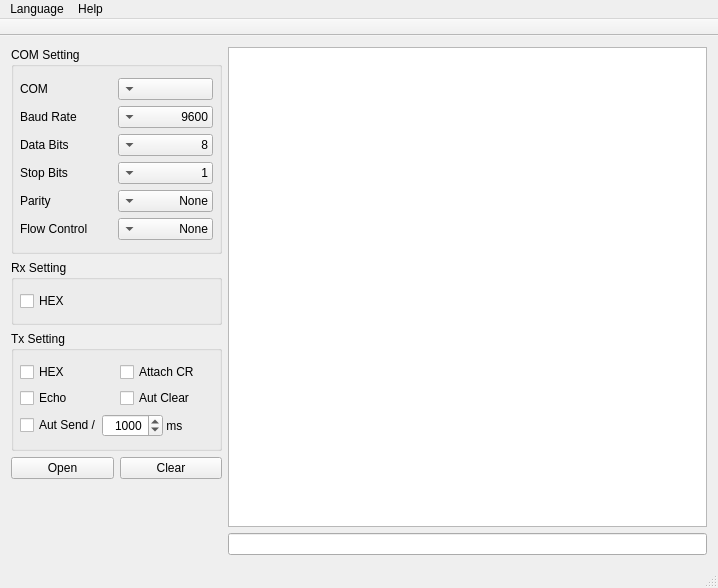
Qt form loserial.ui (long568/LoSerial) before a commit.
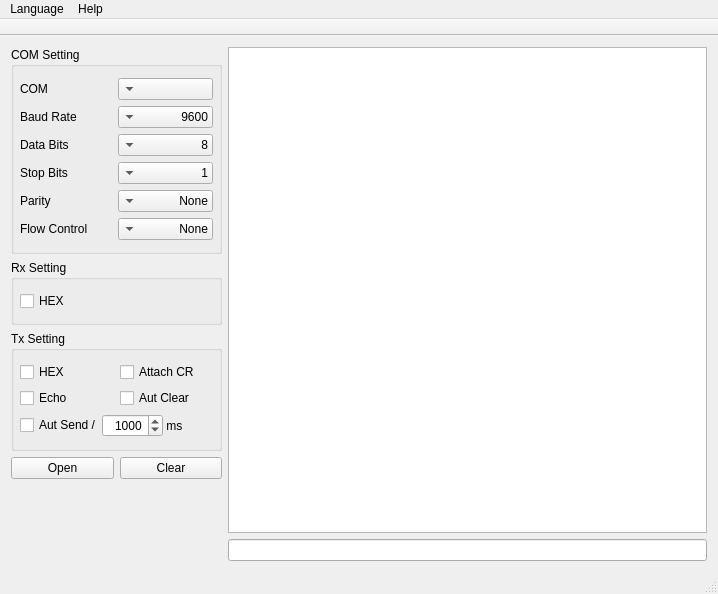
The same form after that commit.

Diff of the .ui file:
```diff
--- a/loserial.ui
+++ b/loserial.ui
@@ -7,7 +7,7 @@
     <x>0</x>
     <y>0</y>
     <width>718</width>
-    <height>588</height>
+    <height>594</height>
    </rect>
   </property>
   <property name="windowTitle">
```
Left out of the diff: 6 changed lines with no effect on the pictures.
